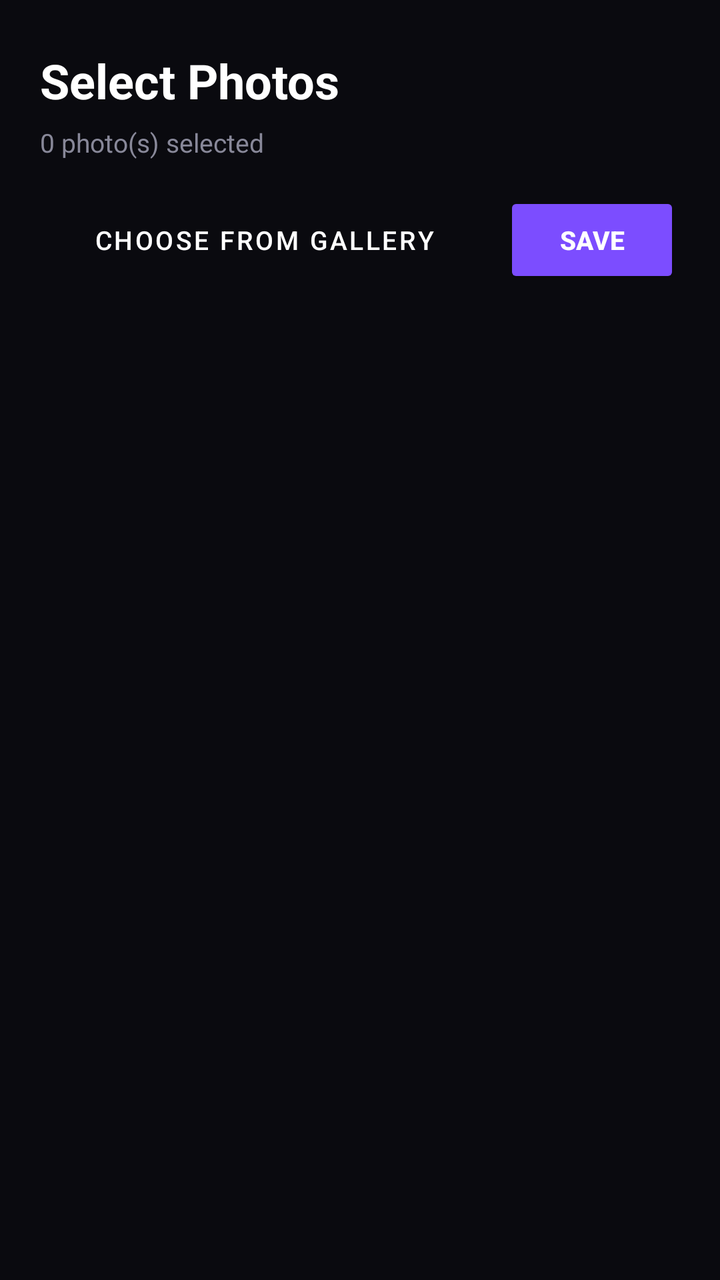
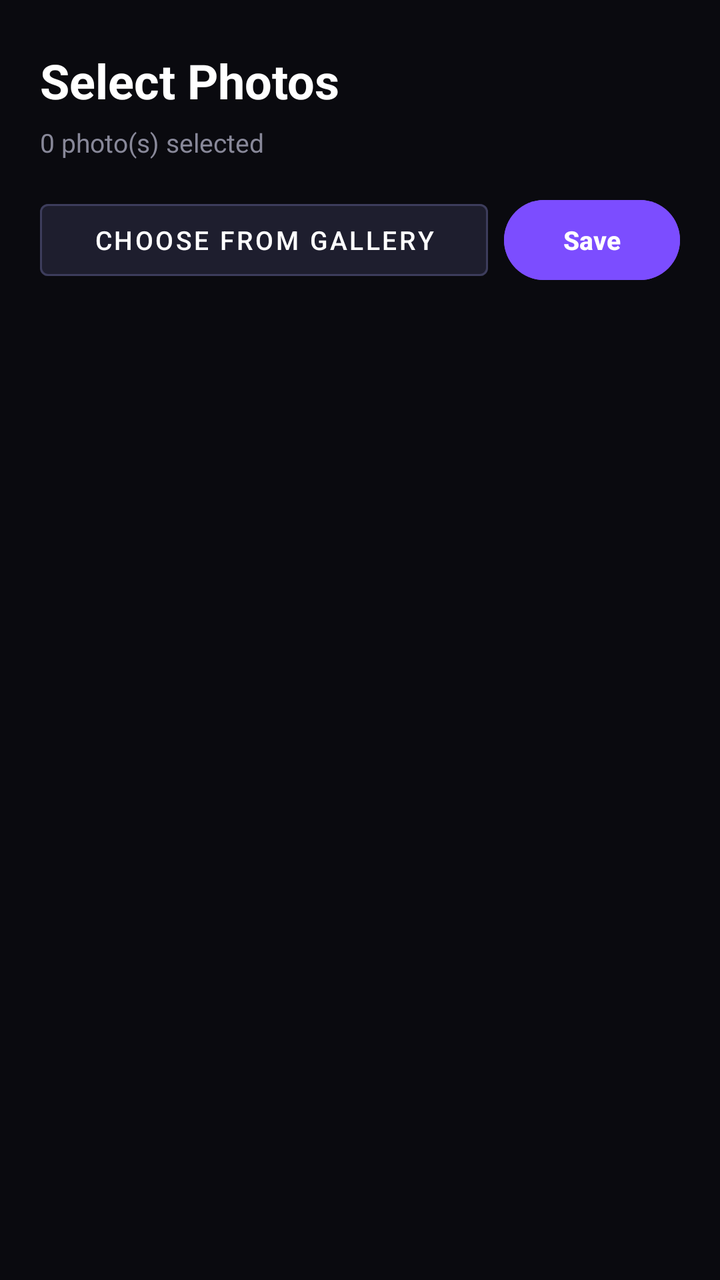

The first picture is an Android layout as it rendered before a commit; the second is the same layout after the commit. The layout source and the unified diff follow.
<!-- AndroidManifest.xml: application theme Theme.Lumora -->
<!-- res/layout/activity_wallpaper_settings.xml -->
<?xml version="1.0" encoding="utf-8"?>
<androidx.constraintlayout.widget.ConstraintLayout
    xmlns:android="http://schemas.android.com/apk/res/android"
    xmlns:app="http://schemas.android.com/apk/res-auto"
    android:layout_width="match_parent"
    android:layout_height="match_parent"
    android:background="#0A0A0F">

    <TextView
        android:id="@+id/tv_heading"
        android:layout_width="wrap_content"
        android:layout_height="wrap_content"
        android:layout_marginStart="20dp"
        android:layout_marginTop="24dp"
        android:text="Select Photos"
        android:textColor="#FFFFFF"
        android:textSize="24sp"
        android:textStyle="bold"
        app:layout_constraintStart_toStartOf="parent"
        app:layout_constraintTop_toTopOf="parent" />

    <TextView
        android:id="@+id/tv_count"
        android:layout_width="wrap_content"
        android:layout_height="wrap_content"
        android:layout_marginStart="20dp"
        android:layout_marginTop="6dp"
        android:text="0 photo(s) selected"
        android:textColor="#888899"
        android:textSize="13sp"
        app:layout_constraintStart_toStartOf="parent"
        app:layout_constraintTop_toBottomOf="@id/tv_heading" />

    <Button
        android:id="@+id/btn_pick_photos"
        android:layout_width="0dp"
        android:layout_height="48dp"
        android:layout_marginStart="20dp"
        android:layout_marginTop="16dp"
        android:layout_marginEnd="8dp"
        android:backgroundTint="#1E1E2E"
        android:text="Choose from Gallery"
        android:textColor="#FFFFFF"
        android:textSize="13sp"
        android:strokeColor="#3D3D5C"
        android:strokeWidth="1dp"
        style="@style/Widget.MaterialComponents.Button.OutlinedButton"
        app:layout_constraintEnd_toStartOf="@id/btn_save"
        app:layout_constraintStart_toStartOf="parent"
        app:layout_constraintTop_toBottomOf="@id/tv_count" />

    <Button
        android:id="@+id/btn_save"
        android:layout_width="wrap_content"
        android:layout_height="48dp"
        android:layout_marginEnd="20dp"
        android:backgroundTint="#7C4DFF"
        android:text="Save"
        android:textColor="#FFFFFF"
        android:textSize="13sp"
        android:textStyle="bold"
        app:layout_constraintBottom_toBottomOf="@id/btn_pick_photos"
        app:layout_constraintEnd_toEndOf="parent"
        app:layout_constraintTop_toTopOf="@id/btn_pick_photos" />

    
    <androidx.recyclerview.widget.RecyclerView
        android:id="@+id/recycler_photos"
        android:layout_width="0dp"
        android:layout_height="0dp"
        android:layout_marginTop="16dp"
        android:layout_marginBottom="16dp"
        android:clipToPadding="false"
        android:padding="4dp"
        app:layout_constraintBottom_toBottomOf="parent"
        app:layout_constraintEnd_toEndOf="parent"
        app:layout_constraintStart_toStartOf="parent"
        app:layout_constraintTop_toBottomOf="@id/btn_pick_photos" />

</androidx.constraintlayout.widget.ConstraintLayout>
<!-- resources referenced by this layout -->
<resources>
  <style name="Theme.Lumora" parent="Base.Theme.Lumora" />
  <style name="Base.Theme.Lumora" parent="Theme.Material3.DayNight.NoActionBar">
          
          
      </style>
</resources>

<!-- the commit's change to res/layout/activity_wallpaper_settings.xml (unified diff, before → after) -->
@@ -31,7 +31,7 @@
         app:layout_constraintStart_toStartOf="parent"
         app:layout_constraintTop_toBottomOf="@id/tv_heading" />
 
-    <Button
+    <com.google.android.material.button.MaterialButton
         android:id="@+id/btn_pick_photos"
         android:layout_width="0dp"
         android:layout_height="48dp"
@@ -42,14 +42,14 @@
         android:text="Choose from Gallery"
         android:textColor="#FFFFFF"
         android:textSize="13sp"
-        android:strokeColor="#3D3D5C"
-        android:strokeWidth="1dp"
+        app:strokeColor="#3D3D5C"
+        app:strokeWidth="1dp"
         style="@style/Widget.MaterialComponents.Button.OutlinedButton"
         app:layout_constraintEnd_toStartOf="@id/btn_save"
         app:layout_constraintStart_toStartOf="parent"
         app:layout_constraintTop_toBottomOf="@id/tv_count" />
 
-    <Button
+    <com.google.android.material.button.MaterialButton
         android:id="@+id/btn_save"
         android:layout_width="wrap_content"
         android:layout_height="48dp"
@@ -63,7 +63,6 @@
         app:layout_constraintEnd_toEndOf="parent"
         app:layout_constraintTop_toTopOf="@id/btn_pick_photos" />
 
-    
     <androidx.recyclerview.widget.RecyclerView
         android:id="@+id/recycler_photos"
         android:layout_width="0dp"
